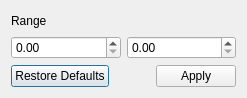
Old version of the form hexrd/ui/resources/ui/threshold_mask_dialog.ui in the repository HEXRD/hexrdgui.
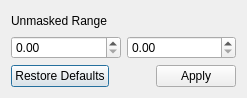
New version of the form. Custom widgets are drawn as their Qt base class.

Commit message: Rename: Range -> Unmasked Range

Diff of the .ui file:
```diff
--- a/hexrd/ui/resources/ui/threshold_mask_dialog.ui
+++ b/hexrd/ui/resources/ui/threshold_mask_dialog.ui
@@ -17,7 +17,7 @@
    <item row="0" column="0">
     <widget class="QLabel" name="comparison_label">
      <property name="text">
-      <string>Range</string>
+      <string>Unmasked Range</string>
      </property>
     </widget>
    </item>
```
